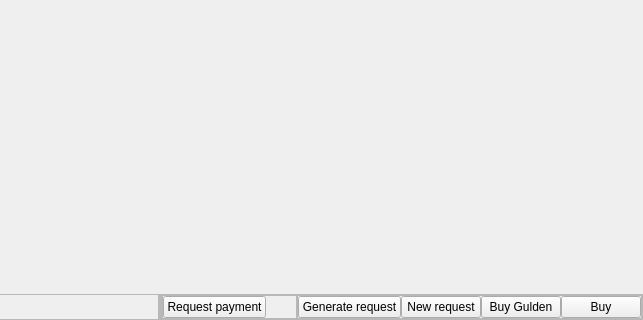
Above: src/qt/_Gulden/forms/receivecoinsdialog.ui from frozenflux3/munt-official before the change; both pictures show x 458 to 1101 and y 183 to 503 of the 1101 by 503 pixel window. Below: the same form after it.
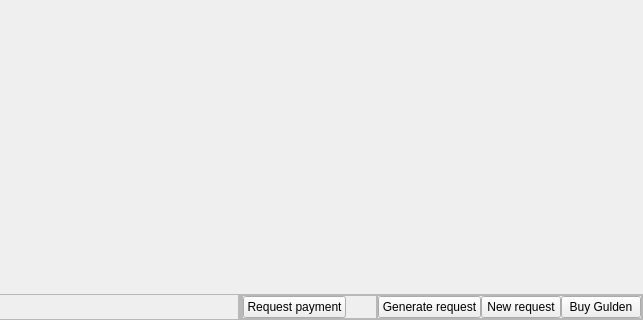
That is the form after the change. Custom widgets are drawn as their Qt base class.

Commit message: UI: Remove embedded web browser in favour of opening buy page in an external browser.

Diff of the .ui file:
```diff
--- a/src/qt/_Gulden/forms/receivecoinsdialog.ui
+++ b/src/qt/_Gulden/forms/receivecoinsdialog.ui
@@ -722,13 +722,6 @@
                </property>
               </widget>
              </item>
-             <item>
-              <widget class="QPushButton" name="accountBuyButton">
-               <property name="text">
-                <string>Buy</string>
-               </property>
-              </widget>
-             </item>
             </layout>
            </widget>
           </item>
```
The commit also changes 2 other files.
